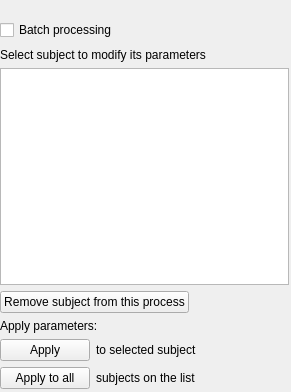
First picture: the form in designer_ui_files/batchingWidgetUi.ui, repository cibr-jyu/meggie, before the edit.
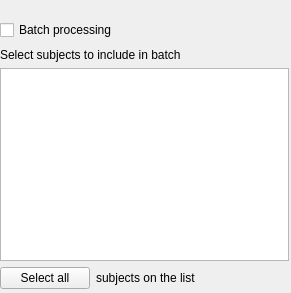
Second picture: the form after the edit.

Commit message: Remove SSP, sensify and extend batching

What changed in the file:
```diff
--- a/designer_ui_files/batchingWidgetUi.ui
+++ b/designer_ui_files/batchingWidgetUi.ui
@@ -7,13 +7,13 @@
     <x>0</x>
     <y>0</y>
     <width>291</width>
-    <height>392</height>
+    <height>293</height>
    </rect>
   </property>
   <property name="windowTitle">
    <string>Batch processing</string>
   </property>
-  <widget class="QWidget" name="">
+  <widget class="QWidget" name="layoutWidget">
    <property name="geometry">
     <rect>
      <x>0</x>
@@ -57,7 +57,7 @@
      <x>0</x>
      <y>48</y>
      <width>289</width>
-     <height>341</height>
+     <height>241</height>
     </rect>
    </property>
    <layout class="QVBoxLayout" name="verticalLayout">
@@ -65,71 +65,6 @@
      <layout class="QGridLayout" name="functionalityLayout">
       <item row="1" column="0">
        <layout class="QVBoxLayout" name="applyButtonsLayout">
-        <item>
-         <widget class="QLabel" name="label">
-          <property name="enabled">
-           <bool>true</bool>
-          </property>
-          <property name="text">
-           <string>Apply parameters:</string>
-          </property>
-         </widget>
-        </item>
-        <item>
-         <layout class="QHBoxLayout" name="horizontalLayout_30">
-          <item>
-           <widget class="QPushButton" name="pushButtonApply">
-            <property name="enabled">
-             <bool>true</bool>
-            </property>
-            <property name="sizePolicy">
-             <sizepolicy hsizetype="Expanding" vsizetype="Fixed">
-              <horstretch>0</horstretch>
-              <verstretch>0</verstretch>
-             </sizepolicy>
-            </property>
-            <property name="minimumSize">
-             <size>
-              <width>90</width>
-              <height>0</height>
-             </size>
-            </property>
-            <property name="maximumSize">
-             <size>
-              <width>90</width>
-              <height>16777215</height>
-             </size>
-            </property>
-            <property name="text">
-             <string>Apply</string>
-            </property>
-           </widget>
-          </item>
-          <item>
-           <widget class="QLabel" name="label_6">
-            <property name="enabled">
-             <bool>true</bool>
-            </property>
-            <property name="text">
-             <string>to selected subject</string>
-            </property>
-           </widget>
-          </item>
-          <item>
-           <spacer name="horizontalSpacer_4">
-            <property name="orientation">
-             <enum>Qt::Horizontal</enum>
-            </property>
-            <property name="sizeHint" stdset="0">
-             <size>
-              <width>40</width>
-              <height>20</height>
-             </size>
-            </property>
-           </spacer>
-          </item>
-         </layout>
-        </item>
         <item>
          <layout class="QHBoxLayout" name="horizontalLayout_31">
           <item>
@@ -156,7 +91,7 @@
              </size>
             </property>
             <property name="text">
-             <string>Apply to all</string>
+             <string>Select all</string>
             </property>
            </widget>
           </item>
@@ -201,7 +136,7 @@
            </sizepolicy>
           </property>
           <property name="text">
-           <string>Select subject to modify its parameters</string>
+           <string>Select subjects to include in batch</string>
           </property>
          </widget>
         </item>
@@ -221,22 +156,6 @@
         <item>
          <layout class="QHBoxLayout" name="horizontalLayout_17"/>
         </item>
-        <item>
-         <widget class="QPushButton" name="pushButtonRemove">
-          <property name="enabled">
-           <bool>true</bool>
-          </property>
-          <property name="sizePolicy">
-           <sizepolicy hsizetype="Fixed" vsizetype="Fixed">
-            <horstretch>0</horstretch>
-            <verstretch>0</verstretch>
-           </sizepolicy>
-          </property>
-          <property name="text">
-           <string>Remove subject from this process</string>
-          </property>
-         </widget>
-        </item>
        </layout>
       </item>
      </layout>
```
The commit also changes 38 other files.
